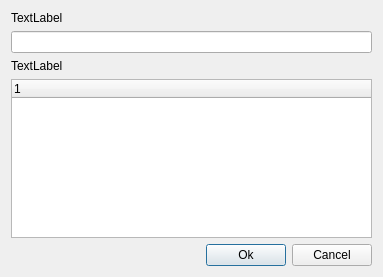
This is src/desktop/GuiCreateGroup.ui in hwgao/beebeep as Qt 5 draws it before an edit. The edited form follows.
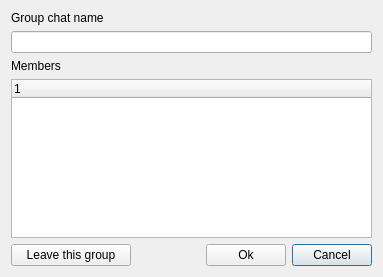
This is the edited form. Icons and pictures are not drawn.

Commit message: Group chat and Groups are now the same object: UI is more easier now.

What changed in the file:
```diff
--- a/src/desktop/GuiCreateGroup.ui
+++ b/src/desktop/GuiCreateGroup.ui
@@ -14,48 +14,7 @@
    <string>Dialog</string>
   </property>
   <layout class="QGridLayout" name="gridLayout">
-   <item row="0" column="0">
-    <widget class="QLabel" name="mp_labelName">
-     <property name="sizePolicy">
-      <sizepolicy hsizetype="Minimum" vsizetype="Preferred">
-       <horstretch>0</horstretch>
-       <verstretch>0</verstretch>
-      </sizepolicy>
-     </property>
-     <property name="text">
-      <string>TextLabel</string>
-     </property>
-    </widget>
-   </item>
-   <item row="1" column="0" colspan="3">
-    <widget class="QLineEdit" name="mp_leName"/>
-   </item>
-   <item row="2" column="0">
-    <widget class="QLabel" name="mp_labelText">
-     <property name="sizePolicy">
-      <sizepolicy hsizetype="Minimum" vsizetype="Preferred">
-       <horstretch>0</horstretch>
-       <verstretch>0</verstretch>
-      </sizepolicy>
-     </property>
-     <property name="text">
-      <string>TextLabel</string>
-     </property>
-    </widget>
-   </item>
-   <item row="3" column="0" colspan="3">
-    <widget class="QTreeWidget" name="mp_twUsers">
-     <property name="columnCount">
-      <number>1</number>
-     </property>
-     <column>
-      <property name="text">
-       <string notr="true">1</string>
-      </property>
-     </column>
-    </widget>
-   </item>
-   <item row="4" column="0">
+   <item row="4" column="1">
     <spacer name="horizontalSpacer">
      <property name="orientation">
       <enum>Qt::Horizontal</enum>
@@ -68,20 +27,81 @@
      </property>
     </spacer>
    </item>
-   <item row="4" column="1">
-    <widget class="QPushButton" name="mp_pbOk">
-     <property name="text">
-      <string>Ok</string>
-     </property>
-    </widget>
-   </item>
-   <item row="4" column="2">
+   <item row="4" column="3">
     <widget class="QPushButton" name="mp_pbCancel">
      <property name="text">
       <string>Cancel</string>
      </property>
     </widget>
    </item>
+   <item row="4" column="2">
+    <widget class="QPushButton" name="mp_pbOk">
+     <property name="text">
+      <string>Ok</string>
+     </property>
+    </widget>
+   </item>
+   <item row="4" column="0">
+    <widget class="QPushButton" name="mp_pbLeave">
+     <property name="minimumSize">
+      <size>
+       <width>120</width>
+       <height>0</height>
+      </size>
+     </property>
+     <property name="text">
+      <string>Leave this group</string>
+     </property>
+     <property name="icon">
+      <iconset resource="../beebeep.qrc">
+       <normaloff>:/images/group-remove.png</normaloff>:/images/group-remove.png</iconset>
+     </property>
+     <property name="autoDefault">
+      <bool>false</bool>
+     </property>
+    </widget>
+   </item>
+   <item row="3" column="0" colspan="4">
+    <widget class="QTreeWidget" name="mp_twUsers">
+     <property name="columnCount">
+      <number>1</number>
+     </property>
+     <column>
+      <property name="text">
+       <string notr="true">1</string>
+      </property>
+     </column>
+    </widget>
+   </item>
+   <item row="1" column="0" colspan="4">
+    <widget class="QLineEdit" name="mp_leName"/>
+   </item>
+   <item row="0" column="0" colspan="4">
+    <widget class="QLabel" name="mp_labelName">
+     <property name="sizePolicy">
+      <sizepolicy hsizetype="Minimum" vsizetype="Preferred">
+       <horstretch>0</horstretch>
+       <verstretch>0</verstretch>
+      </sizepolicy>
+     </property>
+     <property name="text">
+      <string>Group chat name</string>
+     </property>
+    </widget>
+   </item>
+   <item row="2" column="0" colspan="4">
+    <widget class="QLabel" name="mp_labelText">
+     <property name="sizePolicy">
+      <sizepolicy hsizetype="Minimum" vsizetype="Preferred">
+       <horstretch>0</horstretch>
+       <verstretch>0</verstretch>
+      </sizepolicy>
+     </property>
+     <property name="text">
+      <string>Members</string>
+     </property>
+    </widget>
+   </item>
   </layout>
  </widget>
  <tabstops>
```
Left out of the diff: 5 changed lines with no effect on the pictures. The commit also changes 51 other files.
